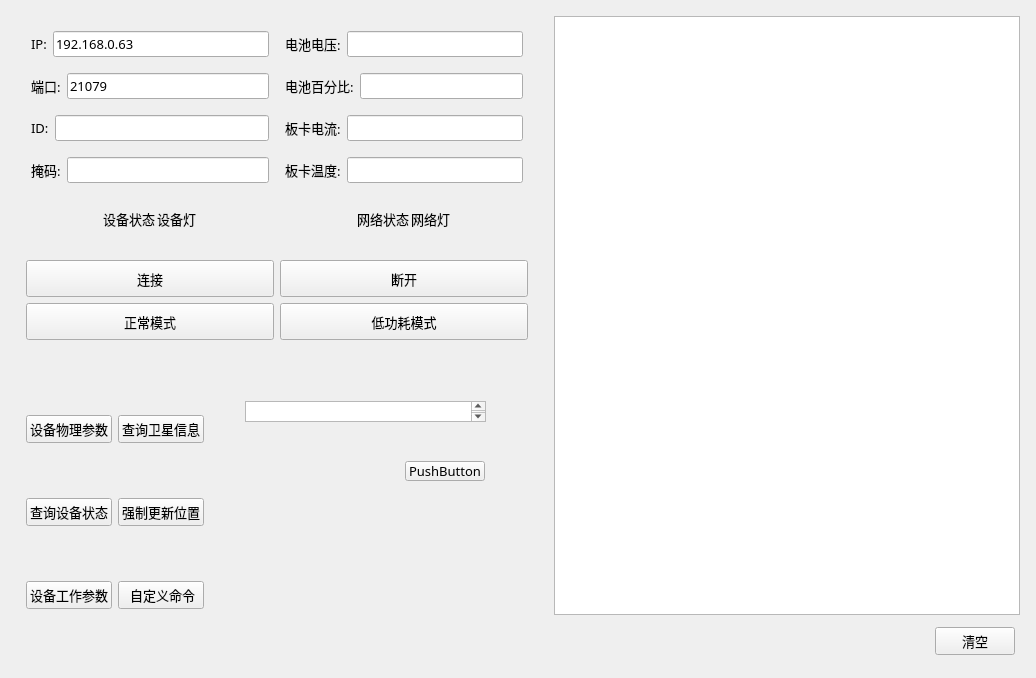
fuyunyou77/MyUpperMachine, file widget.ui: the form before one commit.
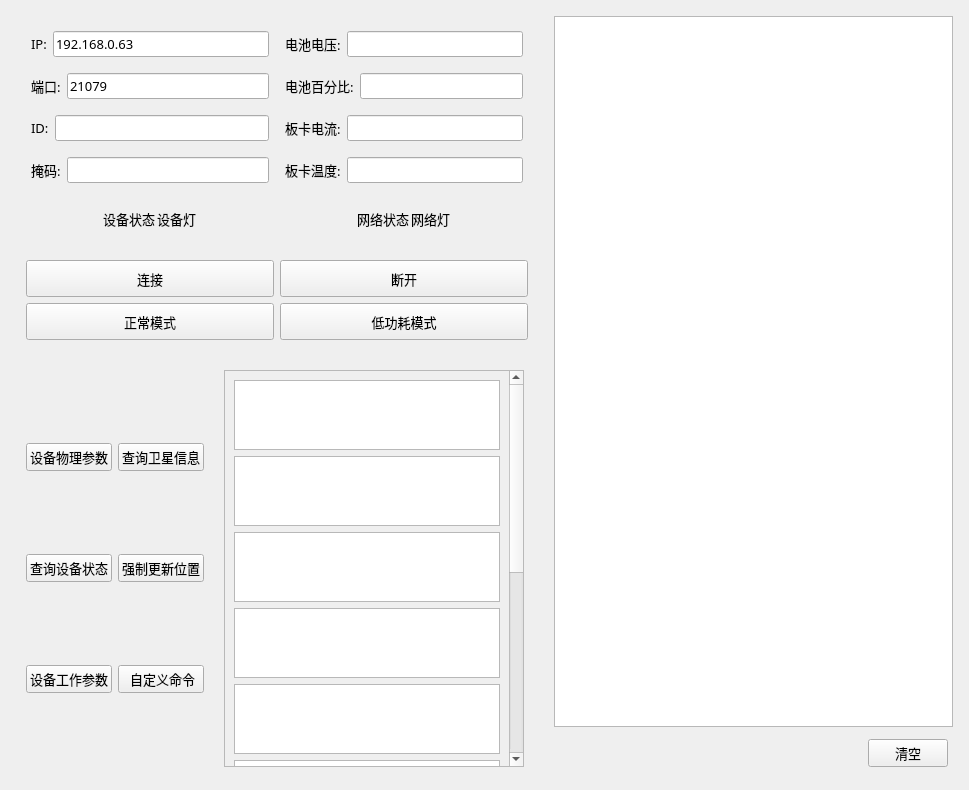
The form after the commit.

Diff of the .ui file:
```diff
--- a/widget.ui
+++ b/widget.ui
@@ -6,8 +6,8 @@
    <rect>
     <x>0</x>
     <y>0</y>
-    <width>1036</width>
-    <height>678</height>
+    <width>969</width>
+    <height>790</height>
    </rect>
   </property>
   <property name="font">
@@ -1058,29 +1058,127 @@
           </layout>
          </widget>
          <widget class="QWidget" name="page_2">
-          <widget class="QTextEdit" name="testTextEdit">
-           <property name="geometry">
-            <rect>
-             <x>30</x>
-             <y>40</y>
-             <width>241</width>
-             <height>21</height>
-            </rect>
-           </property>
-          </widget>
-          <widget class="QPushButton" name="pushButton">
-           <property name="geometry">
-            <rect>
-             <x>190</x>
-             <y>100</y>
-             <width>80</width>
-             <height>20</height>
-            </rect>
-           </property>
-           <property name="text">
-            <string>PushButton</string>
-           </property>
-          </widget>
+          <layout class="QVBoxLayout" name="verticalLayout_5">
+           <item>
+            <widget class="QScrollArea" name="scrollArea">
+             <property name="widgetResizable">
+              <bool>true</bool>
+             </property>
+             <widget class="QWidget" name="scrollAreaWidgetContents">
+              <property name="geometry">
+               <rect>
+                <x>0</x>
+                <y>0</y>
+                <width>284</width>
+                <height>772</height>
+               </rect>
+              </property>
+              <layout class="QVBoxLayout" name="verticalLayout_4">
+               <item>
+                <widget class="QTextEdit" name="testTextEdit">
+                 <property name="sizePolicy">
+                  <sizepolicy hsizetype="Preferred" vsizetype="Preferred">
+                   <horstretch>0</horstretch>
+                   <verstretch>0</verstretch>
+                  </sizepolicy>
+                 </property>
+                </widget>
+               </item>
+               <item>
+                <widget class="QTextEdit" name="testTextEdit_2">
+                 <property name="sizePolicy">
+                  <sizepolicy hsizetype="Preferred" vsizetype="Preferred">
+                   <horstretch>0</horstretch>
+                   <verstretch>0</verstretch>
+                  </sizepolicy>
+                 </property>
+                </widget>
+               </item>
+               <item>
+                <widget class="QTextEdit" name="testTextEdit_3">
+                 <property name="sizePolicy">
+                  <sizepolicy hsizetype="Preferred" vsizetype="Preferred">
+                   <horstretch>0</horstretch>
+                   <verstretch>0</verstretch>
+                  </sizepolicy>
+                 </property>
+                </widget>
+               </item>
+               <item>
+                <widget class="QTextEdit" name="testTextEdit_4">
+                 <property name="sizePolicy">
+                  <sizepolicy hsizetype="Preferred" vsizetype="Preferred">
+                   <horstretch>0</horstretch>
+                   <verstretch>0</verstretch>
+                  </sizepolicy>
+                 </property>
+                </widget>
+               </item>
+               <item>
+                <widget class="QTextEdit" name="testTextEdit_5">
+                 <property name="sizePolicy">
+                  <sizepolicy hsizetype="Preferred" vsizetype="Preferred">
+                   <horstretch>0</horstretch>
+                   <verstretch>0</verstretch>
+                  </sizepolicy>
+                 </property>
+                </widget>
+               </item>
+               <item>
+                <widget class="QTextEdit" name="testTextEdit_6">
+                 <property name="sizePolicy">
+                  <sizepolicy hsizetype="Preferred" vsizetype="Preferred">
+                   <horstretch>0</horstretch>
+                   <verstretch>0</verstretch>
+                  </sizepolicy>
+                 </property>
+                </widget>
+               </item>
+               <item>
+                <widget class="QTextEdit" name="testTextEdit_7">
+                 <property name="sizePolicy">
+                  <sizepolicy hsizetype="Preferred" vsizetype="Preferred">
+                   <horstretch>0</horstretch>
+                   <verstretch>0</verstretch>
+                  </sizepolicy>
+                 </property>
+                </widget>
+               </item>
+               <item>
+                <widget class="QTextEdit" name="testTextEdit_8">
+                 <property name="sizePolicy">
+                  <sizepolicy hsizetype="Preferred" vsizetype="Preferred">
+                   <horstretch>0</horstretch>
+                   <verstretch>0</verstretch>
+                  </sizepolicy>
+                 </property>
+                </widget>
+               </item>
+               <item>
+                <widget class="QTextEdit" name="testTextEdit_9">
+                 <property name="sizePolicy">
+                  <sizepolicy hsizetype="Preferred" vsizetype="Preferred">
+                   <horstretch>0</horstretch>
+                   <verstretch>0</verstretch>
+                  </sizepolicy>
+                 </property>
+                </widget>
+               </item>
+               <item>
+                <widget class="QTextEdit" name="testTextEdit_10">
+                 <property name="sizePolicy">
+                  <sizepolicy hsizetype="Preferred" vsizetype="Preferred">
+                   <horstretch>0</horstretch>
+                   <verstretch>0</verstretch>
+                  </sizepolicy>
+                 </property>
+                </widget>
+               </item>
+              </layout>
+             </widget>
+            </widget>
+           </item>
+          </layout>
          </widget>
         </widget>
        </item>
@@ -1089,7 +1187,7 @@
     </layout>
    </item>
    <item>
-    <layout class="QVBoxLayout" name="verticalLayout_7" stretch="0,1">
+    <layout class="QVBoxLayout" name="verticalLayout_7" stretch="10,1">
      <property name="spacing">
       <number>7</number>
      </property>
@@ -1106,7 +1204,7 @@
       <number>19</number>
      </property>
      <item>
-      <widget class="QTextEdit" name="logTextEdit">
+      <widget class="QPlainTextEdit" name="logPlainTextEdit">
        <property name="sizePolicy">
         <sizepolicy hsizetype="Preferred" vsizetype="Preferred">
          <horstretch>0</horstretch>
```
